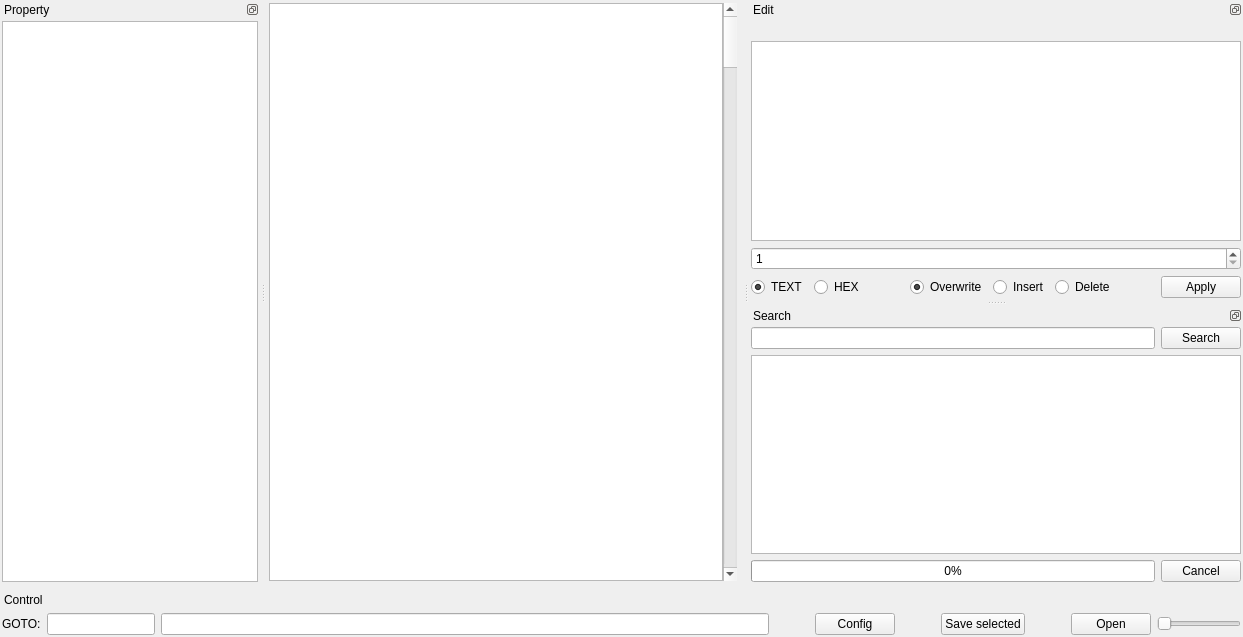
The window that mainwindow.ui (chipmunk-sm/HexEditor) describes before a commit, drawn with Qt 5.
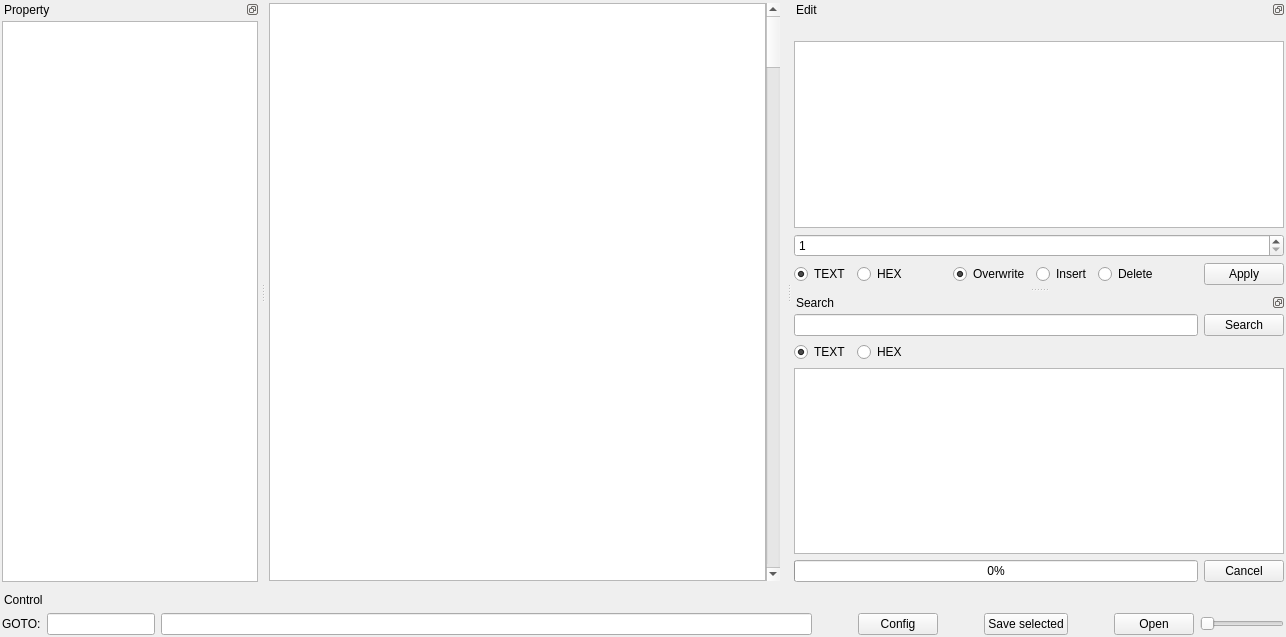
The same window after the commit. Custom widgets are drawn as their Qt base class.

Commit message: + search, HEX mode

The edit to the form file:
```diff
--- a/mainwindow.ui
+++ b/mainwindow.ui
@@ -6,7 +6,7 @@
    <rect>
     <x>0</x>
     <y>0</y>
-    <width>1243</width>
+    <width>1286</width>
     <height>637</height>
    </rect>
   </property>
@@ -300,6 +300,61 @@
        </item>
       </layout>
      </item>
+     <item>
+      <layout class="QHBoxLayout" name="horizontalLayout_2">
+       <item>
+        <widget class="QRadioButton" name="radioButton_search_text">
+         <property name="sizePolicy">
+          <sizepolicy hsizetype="Fixed" vsizetype="Fixed">
+           <horstretch>0</horstretch>
+           <verstretch>0</verstretch>
+          </sizepolicy>
+         </property>
+         <property name="text">
+          <string>TEXT</string>
+         </property>
+         <property name="checked">
+          <bool>true</bool>
+         </property>
+         <attribute name="buttonGroup">
+          <string notr="true">buttonGroup_search</string>
+         </attribute>
+        </widget>
+       </item>
+       <item>
+        <widget class="QRadioButton" name="radioButton_search_hex">
+         <property name="sizePolicy">
+          <sizepolicy hsizetype="Fixed" vsizetype="Fixed">
+           <horstretch>0</horstretch>
+           <verstretch>0</verstretch>
+          </sizepolicy>
+         </property>
+         <property name="text">
+          <string>HEX</string>
+         </property>
+         <attribute name="buttonGroup">
+          <string notr="true">buttonGroup_search</string>
+         </attribute>
+        </widget>
+       </item>
+       <item>
+        <widget class="QLabel" name="label_search_info">
+         <property name="text">
+          <string/>
+         </property>
+         <property name="textFormat">
+          <enum>Qt::PlainText</enum>
+         </property>
+         <property name="wordWrap">
+          <bool>true</bool>
+         </property>
+         <property name="textInteractionFlags">
+          <set>Qt::TextSelectableByKeyboard|Qt::TextSelectableByMouse</set>
+         </property>
+        </widget>
+       </item>
+      </layout>
+     </item>
      <item>
       <widget class="QTreeView" name="treeView_searchResult">
        <property name="editTriggers">
```
Left out of the diff: 3 changed lines with no effect on the pictures. The commit also changes 7 other files.
